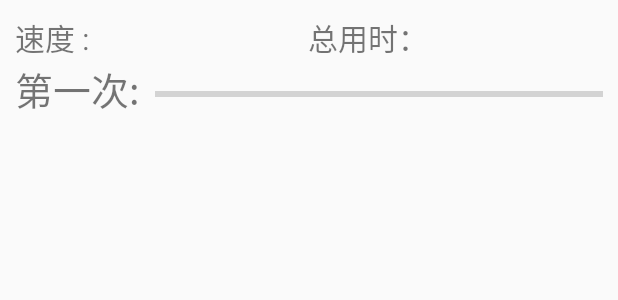
After one commit to 8luerain/Downloader, an Android app: the layout item_listview.xml on its own in the app's theme, with its tools: preview values and no code run, on a phone screen of 412 x 824 dp. The commit adds this screen. Shown: the top 300 px of the screen. Run offline under Robolectric (Android 15) with nearby library versions, the phone set to English and light mode, and no system bars.

Commit message:
修改了首页界面

```diff
--- /dev/null
+++ b/app/src/main/res/layout/item_listview.xml
@@ -0,0 +1,58 @@
+<?xml version="1.0" encoding="utf-8"?>
+<LinearLayout xmlns:android="http://schemas.android.com/apk/res/android"
+    android:layout_width="match_parent"
+    android:layout_height="wrap_content"
+    android:orientation="vertical"
+    android:padding="10dp">
+
+    <LinearLayout
+        android:layout_width="match_parent"
+        android:layout_height="wrap_content">
+
+
+        <TextView
+            android:id="@+id/txv_main_speed"
+            android:layout_width="wrap_content"
+            android:layout_height="wrap_content"
+            android:layout_marginRight="30dp"
+            android:layout_weight="1"
+            android:text="速度 :"
+            android:textSize="20dp" />
+
+        <TextView
+            android:id="@+id/txv_main_duration"
+            android:layout_width="wrap_content"
+            android:layout_height="wrap_content"
+            android:layout_weight="1"
+            android:text="总用时："
+            android:textSize="20dp" />
+
+    </LinearLayout>
+
+
+    <LinearLayout
+        android:layout_width="match_parent"
+        android:layout_height="wrap_content"
+        android:gravity="center_vertical"
+        android:orientation="horizontal">
+
+        <TextView
+            android:id="@+id/txv_main_index"
+            android:layout_width="wrap_content"
+            android:layout_height="wrap_content"
+            android:layout_marginRight="10dp"
+            android:text="第一次:"
+            android:textSize="25dp" />
+
+        <ProgressBar
+
+            android:id="@+id/progressBar_main"
+            style="?android:attr/progressBarStyleHorizontal"
+            android:layout_width="0dp"
+            android:layout_height="5dp"
+            android:layout_marginTop="3dp"
+            android:layout_weight="1" />
+    </LinearLayout>
+
+
+</LinearLayout>
```
Also changed, not shown: app/src/main/java/test/bluerain/youku/com/downloader/MainActivity.java (+37 -3 lines), app/src/main/java/test/bluerain/youku/com/downloader/adapter/MainListViewAdapter.java (added, +89 -0 lines), app/src/main/java/test/bluerain/youku/com/downloader/entities/ViewItemInfo.java (added, +12 -0 lines), app/src/main/res/layout/activity_main.xml (+66 -16 lines).
